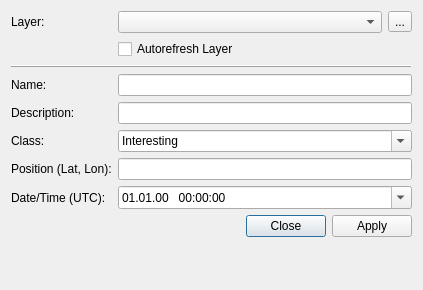
Before: the Qt Designer form place_marker_dialog_base.ui in jrenken/qgis-PlaceMarker, drawn with Qt 5.
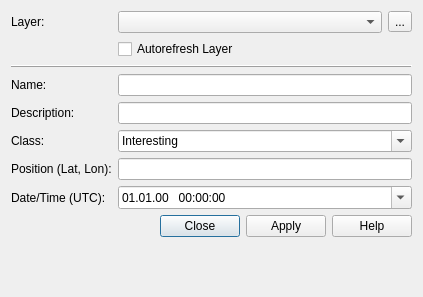
After: the same form once the commit is applied. Custom widgets are drawn as their Qt base class.

Patch:
```diff
--- a/place_marker_dialog_base.ui
+++ b/place_marker_dialog_base.ui
@@ -7,7 +7,7 @@
     <x>0</x>
     <y>0</y>
     <width>423</width>
-    <height>290</height>
+    <height>297</height>
    </rect>
   </property>
   <property name="windowTitle">
@@ -168,7 +168,7 @@
       <enum>Qt::Horizontal</enum>
      </property>
      <property name="standardButtons">
-      <set>QDialogButtonBox::Apply|QDialogButtonBox::Close</set>
+      <set>QDialogButtonBox::Apply|QDialogButtonBox::Close|QDialogButtonBox::Help</set>
      </property>
      <property name="centerButtons">
       <bool>false</bool>
```
Left out of the diff: 2 changed lines with no effect on the pictures.
